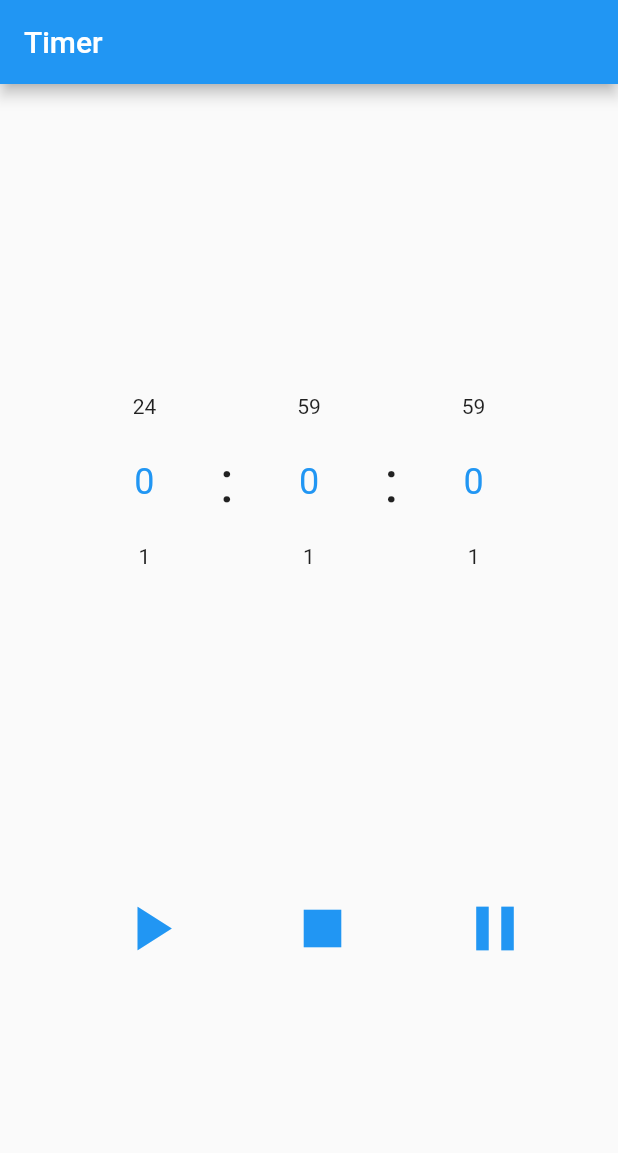
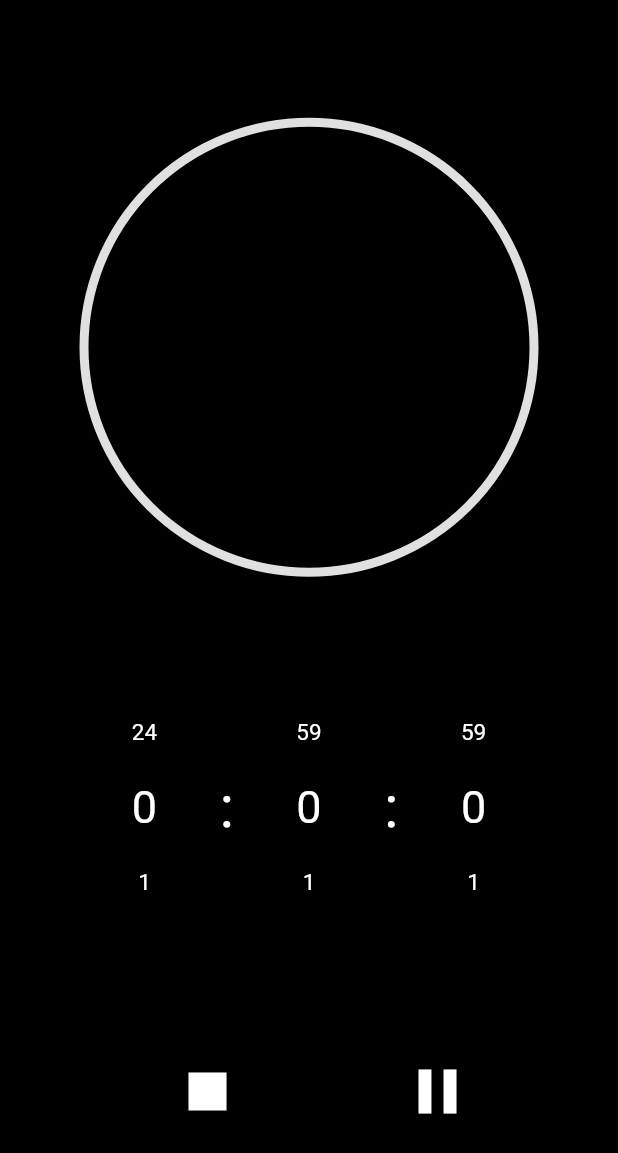
Before and after one commit to Sebastiano0/TPSIT, a Flutter app: the screen it shows after launch, after a tap on the "play arrow" icon, on a phone screen of 412 x 824 dp. Shown: the top 1153 px of the screen. Run offline on Flutter 3.47's test engine with Material 2 defaults, Android fonts, the phone set to English and light mode, and no system bars; drawn by our look-alikes of numberpicker; our stand-ins replace audioplayers.

```diff
--- a/timer/lib/main.dart
+++ b/timer/lib/main.dart
@@ -16,9 +16,7 @@ class MyApp extends StatelessWidget {
   Widget build(BuildContext context) {
     return MaterialApp(
       title: 'Timer',
-      theme: ThemeData(
-        primaryColor: Colors.black,
-      ),
+      theme: ThemeData(primaryColor: Colors.black),
       home: const MyHomePage(title: 'Timer'),
     );
   }
@@ -35,8 +33,9 @@ class MyHomePage extends StatefulWidget {
 
 class _MyHomePageState extends State<MyHomePage> {
   var _currentValueMinutes = 0;
-  var _currentValueSeconds = 0;
+  var _currentValueSeconds = 1;
   var _currentValueHours = 0;
+  double progress = 1.0;
   dynamic sub;
   bool paused = true;
   dynamic controller;
@@ -55,7 +54,7 @@ class _MyHomePageState extends State<MyHomePage> {
     controller = StreamController<int>(
       onPause: () => print('Paused'),
       onResume: () => print('Resumed'),
-      onCancel: () => print('Cancelled'),
+      onCancel: () => progress = 1.0,
       onListen: () => print('Listens'),
     );
 
@@ -63,8 +62,15 @@ class _MyHomePageState extends State<MyHomePage> {
         (_currentValueMinutes * 60) +
         _currentValueSeconds;
 
-    sub = controller.stream.listen((int data) async {
+    sub = controller.stream.listen(
+        (int data) async {
           setState(() {
+            progress = ((progress) -
+                    1 /
+                        ((_currentValueHours * 24) +
+                            (_currentValueMinutes * 60) +
+                            _currentValueSeconds))
+                .toDouble();
             if (_currentValueSeconds != 0) {
               _currentValueSeconds--;
             } else {
@@ -79,7 +85,11 @@ class _MyHomePageState extends State<MyHomePage> {
               }
             }
           });
-    }, onError: (error) {}, onDone: () {});
+        },
+        onError: (error) {},
+        onDone: () {
+          print("object");
+        });
 
     if (!controller.isClosed) {
       final stream = Stream.periodic(const Duration(seconds: 1), (x) {
@@ -87,17 +97,19 @@ class _MyHomePageState extends State<MyHomePage> {
       }).take(count);
 
       await controller.addStream(stream);
-      // controller.close();
-    }
 
+      if (_currentValueSeconds == 0) {
         bytes = await rootBundle.load(path); //load audio from assets
         Uint8List audiobytes =
             bytes.buffer.asUint8List(bytes.offsetInBytes, bytes.lengthInBytes);
         await player.playBytes(audiobytes);
-
+      }
+    }
     sub.cancel();
     paused = true;
   }
+
+  finish() {}
 
   pause() {
     sub.pause();
@@ -108,20 +120,30 @@ class _MyHomePageState extends State<MyHomePage> {
     setState(() {
       _currentValueHours = 0;
       _currentValueMinutes = 0;
-      _currentValueSeconds = 0;
+      _currentValueSeconds = 1;
     });
   }
 
   @override
   Widget build(BuildContext context) {
     return Scaffold(
-      appBar: AppBar(
-        title: Text(widget.title),
-      ),
+      backgroundColor: Colors.black,
+      // appBar: AppBar(
+      //   title: Text(widget.title),
+      // ),
       body: Center(
           child: Column(
         mainAxisAlignment: MainAxisAlignment.spaceEvenly,
         children: <Widget>[
+          SizedBox(
+            width: 300,
+            height: 300,
+            child: CircularProgressIndicator(
+              backgroundColor: Colors.grey.shade300,
+              value: progress,
+              strokeWidth: 6,
+            ),
+          ),
           Row(mainAxisAlignment: MainAxisAlignment.center, children: [
             NumberPicker(
               minValue: 0,
@@ -130,8 +152,14 @@ class _MyHomePageState extends State<MyHomePage> {
               onChanged: (value) => setState(() => _currentValueHours = value),
               haptics: true,
               infiniteLoop: true,
+              textStyle: const TextStyle(fontSize: 15, color: Colors.white),
+              selectedTextStyle:
+                  const TextStyle(fontSize: 30, color: Colors.white),
             ),
-            const Text(":", style: TextStyle(fontSize: 40)),
+            const Text(
+              ":",
+              style: TextStyle(fontSize: 40, color: Colors.white),
+            ),
             NumberPicker(
               minValue: 0,
               maxValue: 59,
@@ -140,30 +168,39 @@ class _MyHomePageState extends State<MyHomePage> {
                   setState(() => _currentValueMinutes = value),
               haptics: true,
               infiniteLoop: true,
+              textStyle: const TextStyle(fontSize: 15, color: Colors.white),
+              selectedTextStyle:
+                  const TextStyle(fontSize: 30, color: Colors.white),
             ),
-            const Text(":", style: TextStyle(fontSize: 40)),
+            const Text(
+              ":",
+              style: TextStyle(fontSize: 40, color: Colors.white),
+            ),
             NumberPicker(
               minValue: 0,
               maxValue: 59,
               value: _currentValueSeconds,
-              onChanged: (value1) =>
-                  setState(() => _currentValueSeconds = value1),
+              onChanged: (value1) => setState(() {
+                _currentValueSeconds = value1;
+              }),
               haptics: true,
               infiniteLoop: true,
+              textStyle: const TextStyle(fontSize: 15, color: Colors.white),
+              selectedTextStyle:
+                  const TextStyle(fontSize: 30, color: Colors.white),
             ),
           ]),
           Row(mainAxisAlignment: MainAxisAlignment.spaceEvenly, children: [
-            IconButton(
-                onPressed: paused
-                    ? () {
-                        setState(() {
-                          paused = false;
-                        });
-                        play();
-                      }
-                    : null,
-                icon:
-                    const Icon(Icons.play_arrow, size: 50, color: Colors.blue)),
+            // IconButton(
+            //     onPressed: paused
+            //         ? () {
+            //             setState(() {
+            //               paused = false;
+            //             });
+            //           }
+            //         : null,
+            //     icon: const Icon(Icons.play_arrow,
+            //         size: 50, color: Colors.white)),
             IconButton(
                 onPressed: () {
                   setState(() {
@@ -174,16 +211,22 @@ class _MyHomePageState extends State<MyHomePage> {
                 icon: const Icon(
                   Icons.stop,
                   size: 50,
-                  color: Colors.blue,
+                  color: Colors.white,
                 )),
             IconButton(
                 onPressed: () {
                   setState(() {
+                    if (paused) {
+                      paused = false;
+                      play();
+                    } else {
                       paused = true;
+                      pause();
+                    }
                   });
-                  pause();
                 },
-                icon: const Icon(Icons.pause, size: 50, color: Colors.blue)),
+                icon: Icon(paused == false ? Icons.pause : Icons.play_arrow,
+                    size: 50, color: Colors.white)),
           ])
         ],
       )),
```
Lines whose indentation alone changed are shown as unchanged.
